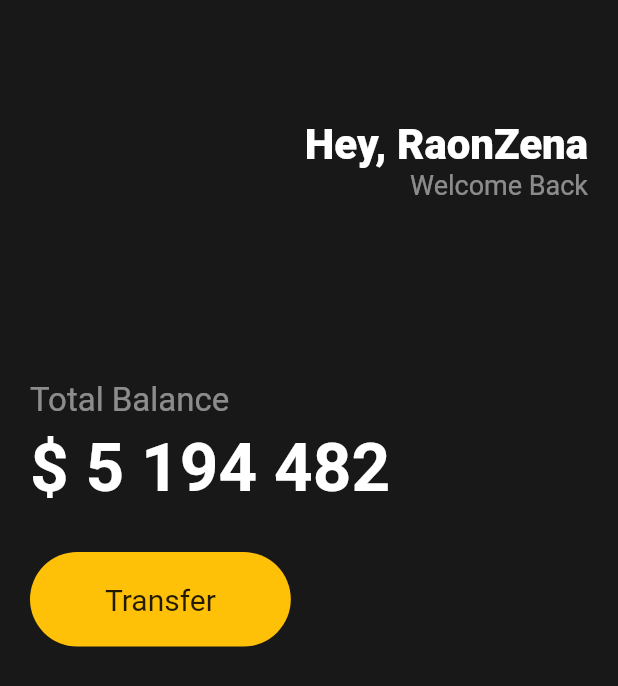
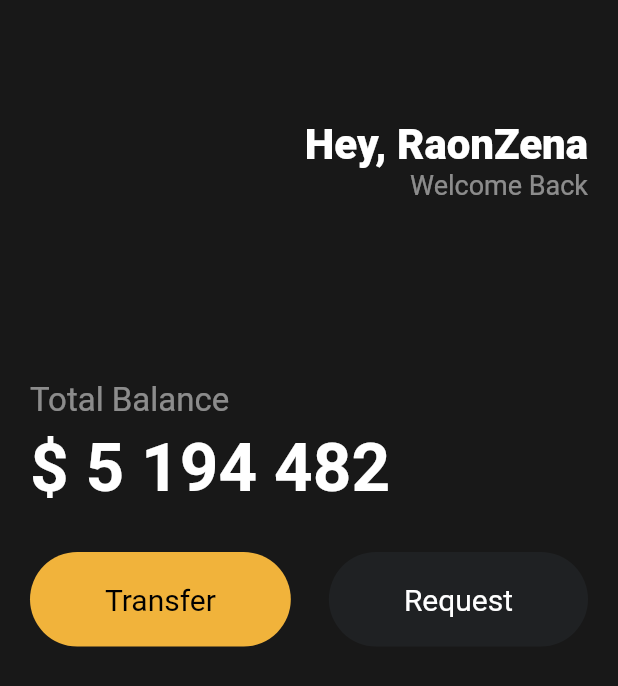
Before and after one commit to stevekim4/cryptoUI, a Flutter app: the screen it shows after launch, on a phone screen of 412 x 824 dp. Shown: the top 686 px of the screen. Run offline on Flutter 3.47's test engine with Material 2 defaults, Android fonts, the phone set to English and light mode, and no system bars.

Commit message:
#3.5 Reusable Widgets -- DONE

```diff
--- a/lib/main.dart
+++ b/lib/main.dart
@@ -1,4 +1,5 @@
 import 'package:flutter/material.dart';
+import 'package:toonflix/widgets/button.dart';
 
 void main() {
   runApp(App());
@@ -55,20 +56,16 @@ class App extends StatelessWidget {
                     )),
                 const SizedBox(height: 30),
                 Row(
-                  children: [
-                    Container(
-                      decoration: BoxDecoration(
-                        color: Colors.amber,
-                        borderRadius: BorderRadius.circular(45),
-                      ),
-                      child: const Padding(
-                        padding:
-                            EdgeInsets.symmetric(vertical: 20, horizontal: 50),
-                        child: Text('Transfer',
-                            style: TextStyle(
-                              fontSize: 20,
-                            )),
-                      ),
+                  mainAxisAlignment: MainAxisAlignment.spaceBetween,
+                  children: const [
+                    Button(
+                        text: 'Transfer',
+                        bgColor: Color(0xFFF1B33B),
+                        textColor: Colors.black),
+                    Button(
+                      text: 'Request',
+                      bgColor: Color(0xFF1F2123),
+                      textColor: Colors.white,
                     )
                   ],
                 ),
--- /dev/null
+++ b/lib/widgets/button.dart
@@ -0,0 +1,31 @@
+import 'package:flutter/material.dart';
+
+class Button extends StatelessWidget {
+  final String text;
+  final Color bgColor;
+  final Color textColor;
+
+  const Button({
+    required this.text,
+    required this.bgColor,
+    required this.textColor,
+  });
+
+  @override
+  Widget build(BuildContext context) {
+    return Container(
+      decoration: BoxDecoration(
+        color: bgColor,
+        borderRadius: BorderRadius.circular(45),
+      ),
+      child: Padding(
+        padding: const EdgeInsets.symmetric(vertical: 20, horizontal: 50),
+        child: Text(text,
+            style: TextStyle(
+              fontSize: 20,
+              color: textColor,
+            )),
+      ),
+    );
+  }
+}
```
